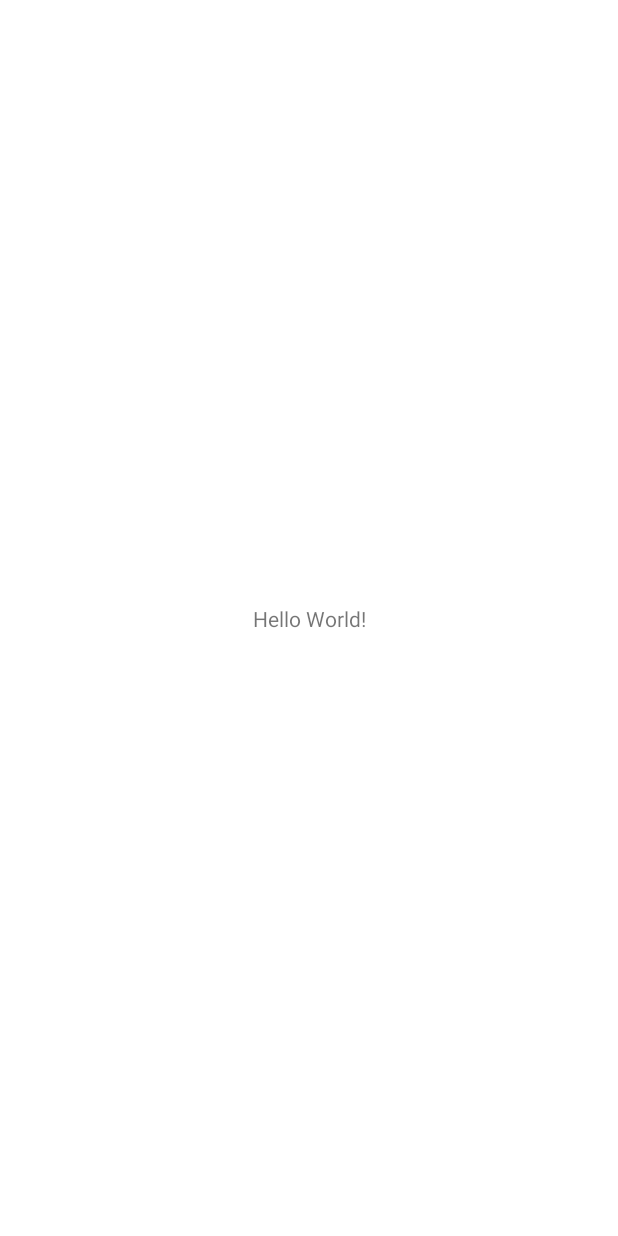
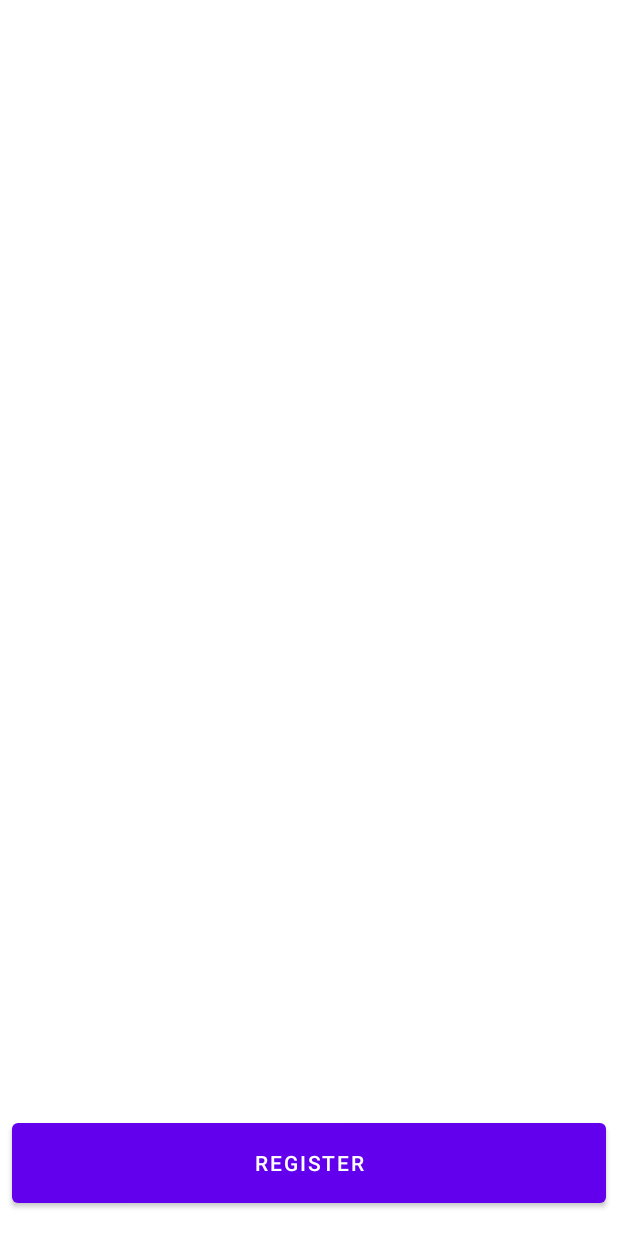
Before and after one commit to brodzik/BumpCard, an Android app: the screen it shows after launch (MainActivity), on a phone screen of 412 x 824 dp. Before the commit the screen is almost empty. Run offline under Robolectric (Android 15) with nearby library versions, the phone set to English and light mode, and no system bars.

Commit message:
Register new users

```diff
--- a/client/app/src/main/java/com/bumpcard/MainActivity.java
+++ b/client/app/src/main/java/com/bumpcard/MainActivity.java
@@ -7,6 +7,7 @@ import static android.content.pm.PackageManager.PERMISSION_GRANTED;
 
 import android.app.Activity;
 import android.content.Context;
+import android.content.Intent;
 import android.hardware.Sensor;
 import android.hardware.SensorEvent;
 import android.hardware.SensorEventListener;
@@ -18,22 +19,14 @@ import android.net.NetworkInfo;
 import android.os.Build;
 import android.os.Bundle;
 import android.util.Log;
+import android.view.View;
 import android.widget.Toast;
 
 import androidx.annotation.RequiresApi;
 import androidx.core.app.ActivityCompat;
 
-import java.io.IOException;
 import java.util.Arrays;
-import java.util.concurrent.ExecutorService;
-import java.util.concurrent.Executors;
 import java.util.concurrent.atomic.AtomicReference;
-
-import okhttp3.MultipartBody;
-import okhttp3.OkHttpClient;
-import okhttp3.Request;
-import okhttp3.RequestBody;
-import okhttp3.Response;
 
 public class MainActivity extends Activity {
     ConnectivityManager connectivityManager;
@@ -91,24 +84,7 @@ public class MainActivity extends Activity {
             public void onAccuracyChanged(Sensor sensor, int i) {}
         }, sensorManager.getDefaultSensor(Sensor.TYPE_GYROSCOPE), SensorManager.SENSOR_DELAY_NORMAL);
 
-        OkHttpClient client = new OkHttpClient().newBuilder().build();
-        ExecutorService executorService = Executors.newSingleThreadExecutor();
-        RequestBody body = new MultipartBody.Builder().setType(MultipartBody.FORM)
-                .addFormDataPart("username", "user1")
-                .addFormDataPart("password", "password1")
-                .build();
-        Request request = new Request.Builder()
-                .url("http://192.168.1.100:5000/register")
-                .method("POST", body)
-                .build();
-
-        executorService.submit(() -> {
-            try (Response response = client.newCall(request).execute()) {
-                Log.i("BumpCard", "HTTP status: " + response.code());
-                Log.i("BumpCard", "SERVER RESPONSE " + response.body().string());
-            } catch (IOException e) {
-                e.printStackTrace();
-            }
-        });
+        View registrationActivity = findViewById(R.id.go_to_register_button);
+        registrationActivity.setOnClickListener((view) -> startActivity(new Intent(getApplicationContext(), RegistrationActivity.class)));
     }
 }
--- a/client/app/src/main/res/layout/activity_main.xml
+++ b/client/app/src/main/res/layout/activity_main.xml
@@ -6,13 +6,15 @@
     android:layout_height="match_parent"
     tools:context=".MainActivity">
 
-    <TextView
-        android:layout_width="wrap_content"
-        android:layout_height="wrap_content"
-        android:text="Hello World!"
+    <com.google.android.material.button.MaterialButton
+        android:id="@+id/go_to_register_button"
+        android:layout_width="0dp"
+        android:layout_height="65dp"
+        android:layout_marginHorizontal="8dp"
+        android:layout_marginVertical="16dp"
+        android:text="@string/register"
         app:layout_constraintBottom_toBottomOf="parent"
         app:layout_constraintEnd_toEndOf="parent"
-        app:layout_constraintStart_toStartOf="parent"
-        app:layout_constraintTop_toTopOf="parent" />
+        app:layout_constraintStart_toStartOf="parent" />
 
 </androidx.constraintlayout.widget.ConstraintLayout>
--- a/client/app/src/main/res/values/strings.xml
+++ b/client/app/src/main/res/values/strings.xml
@@ -1,3 +1,6 @@
 <resources>
     <string name="app_name">BumpCard</string>
+    <string name="username">Username</string>
+    <string name="password">Password</string>
+    <string name="register">Register</string>
 </resources>
```
Also changed, not shown: client/app/src/main/AndroidManifest.xml (+7 -0 lines), client/app/src/main/java/com/bumpcard/RegistrationActivity.java (added, +73 -0 lines), client/app/src/main/res/layout/activity_registration.xml (added, +60 -0 lines).
